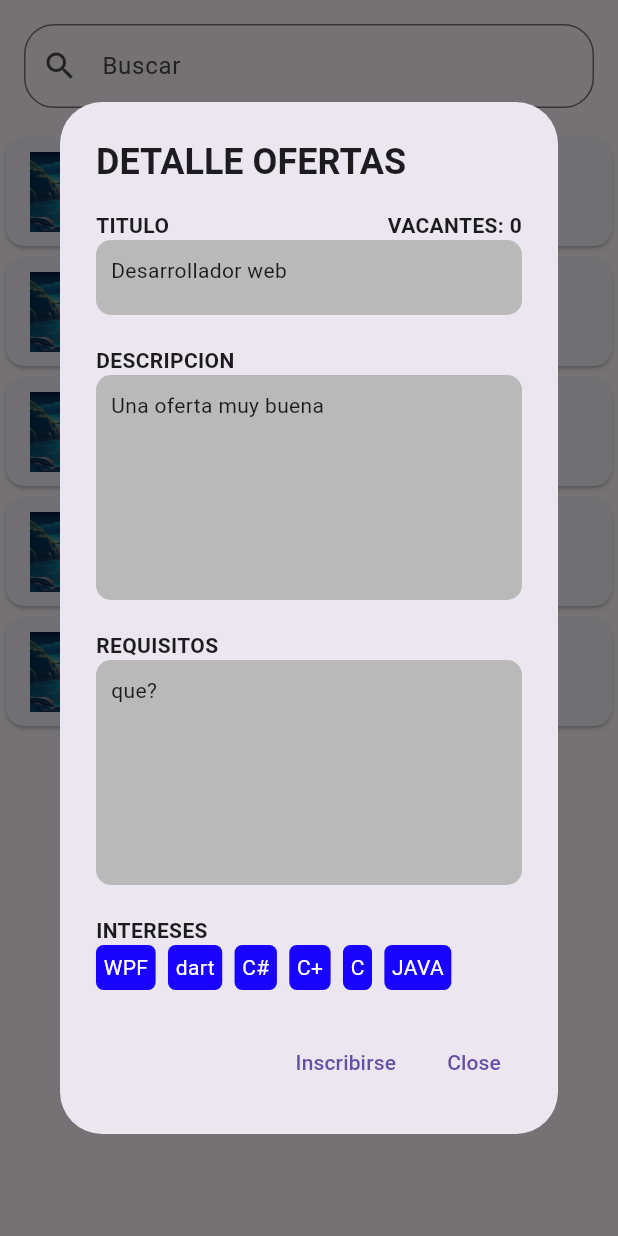
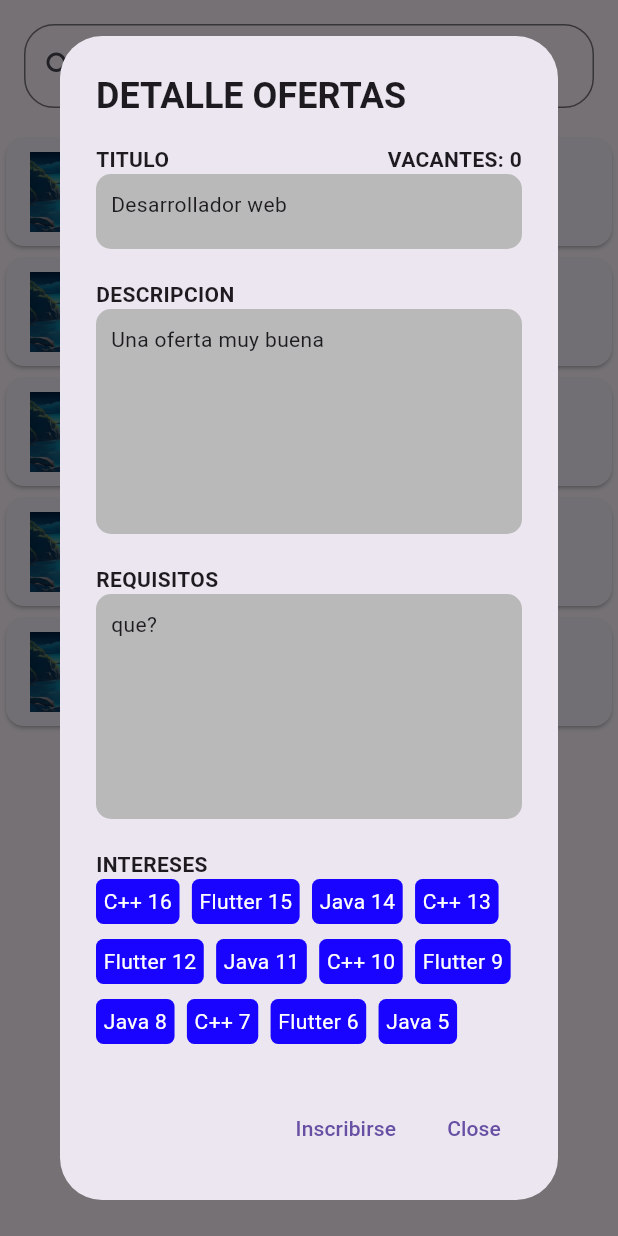
Before and after one commit to angelRz97/PracticaFDC-Movil, a Flutter app: the Ofertas widget shown alone on an empty page, opened directly, after a tap on "OFERTA LABORAL", on a phone screen of 412 x 824 dp. Run offline on Flutter 3.47's test engine with Material 3 defaults, Android fonts, the phone set to English and light mode, and no system bars; our stand-ins replace curved_labeled_navigation_bar.

Commit message:
carpetas 2

```diff
--- a/proyecto_base/proj/lib/modelos/etiqueta.dart
+++ /dev/null
@@ -1,18 +0,0 @@
-/// clase que representa una etiqueta
-class EtiquetaDTO {
-  final int id;
-  final String nombre;
-
-  /// Constructor
-  const EtiquetaDTO({
-    required this.id, required this.nombre});
-}
-
-/// Lista provisional para pruebas sin API
-const etiquetas = [EtiquetaDTO(id: 0,nombre: "JAVA"),
-EtiquetaDTO(id: 1,nombre: "C"),
-EtiquetaDTO(id: 2,nombre: "C+"),
-EtiquetaDTO(id: 3,nombre: "C#"),
-EtiquetaDTO(id: 4,nombre: "dart"),
-EtiquetaDTO(id: 5,nombre: "WPF"),
-];
--- a/proyecto_base/proj/lib/modelos/interes.dart
+++ b/proyecto_base/proj/lib/modelos/interes.dart
@@ -1,10 +1,13 @@
+/// clase que representa una intereses
 class Interes {
   final int id;
   final String nombre;
 
+  /// Constructor
   const Interes({required this.id, required this.nombre});
 }
 
+/// Lista provisional para pruebas sin API
 const listaIntereses = [
   Interes(id: 1, nombre: 'Java 1'),
   Interes(id: 2, nombre: 'Flutter 2'),
--- a/proyecto_base/proj/lib/paginas/ofertas.dart
+++ b/proyecto_base/proj/lib/paginas/ofertas.dart
@@ -1,6 +1,6 @@
 import 'package:flutter/material.dart';
+import 'package:proj/modelos/interes.dart';
 
-import '../modelos/etiqueta.dart';
 import '../modelos/ofertaDTO.dart';
 
 
@@ -136,7 +136,7 @@ class _OfertasState extends State<Ofertas> {
                 /// Etiquetas de las ofertas
                 Text("INTERESES",style: TextStyle(fontWeight: FontWeight.bold,)),
                 /// Lista provisional de etiquetas a espera de la API
-                listaEtiquetas(etiquetas),
+                listaEtiquetas(listaIntereses),
               ],
             ),
           ),
@@ -162,7 +162,7 @@ class _OfertasState extends State<Ofertas> {
   }
 
   /// Metodo que devuelve un widget con las etiquetas de la oferta
-  Widget listaEtiquetas(List<EtiquetaDTO> etiqueta){
+  Widget listaEtiquetas(List<Interes> etiqueta){
     return Wrap(
       spacing: MediaQuery.of(context).size.width * 0.02,
       runSpacing: 10.0,
```
